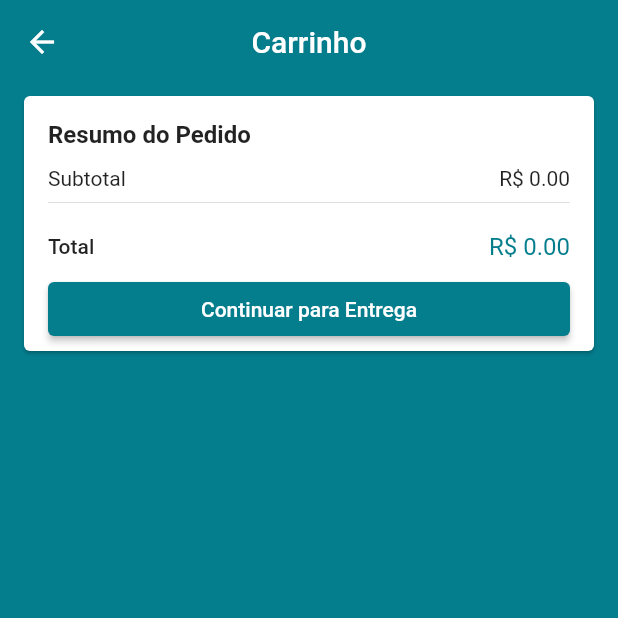
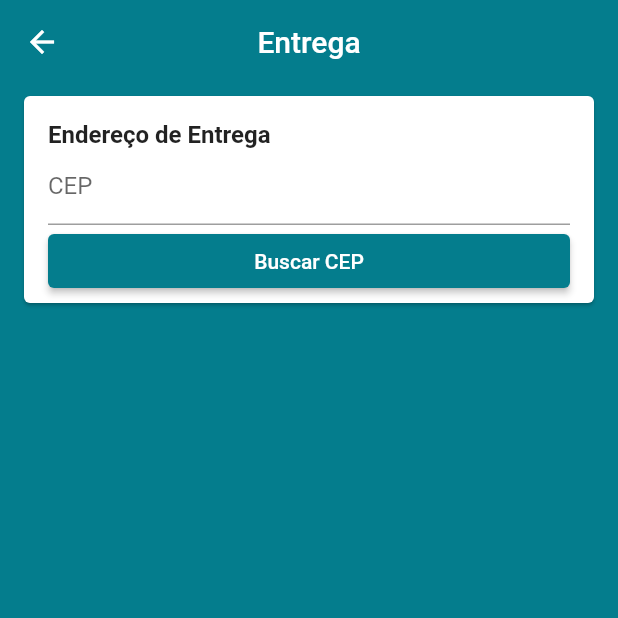
Before and after one commit to ed2aplicativos/game-store, a Flutter app: the CartScreen screen opened by its route, after a tap on "Continuar para Entrega", on a phone screen of 412 x 824 dp, the top half of it. Run offline on Flutter 3.47's test engine with Material 2 defaults, Android fonts, the phone set to English and light mode, and no system bars; our stand-ins replace carousel_pro, cloud_firestore, firebase_auth, firebase_storage, image_cropper, image_picker and 1 more; missing offline and left inert: alphabet_list_scroll_view; accounts and stored records are empty.

Commit message:
Criando Tela de Endereço

```diff
--- a/lib/main.dart
+++ b/lib/main.dart
@@ -5,6 +5,7 @@ import 'package:new_game_store/models/home_manager.dart';
 import 'package:new_game_store/models/product.dart';
 import 'package:new_game_store/models/product_manager.dart';
 import 'package:new_game_store/models/user_manager.dart';
+import 'package:new_game_store/screens/address/address_screen.dart';
 import 'package:new_game_store/screens/base/base_screen.dart';
 import 'package:new_game_store/screens/cart/cart_screen.dart';
 import 'package:new_game_store/screens/edit_product/edit_product_screen.dart';
@@ -81,6 +82,10 @@ class MyApp extends StatelessWidget {
               return MaterialPageRoute(
                   builder: (_) => CartScreen()
               );
+              case '/address':
+              return MaterialPageRoute(
+                  builder: (_) => AddressScreen()
+              );
             case '/edit_product':
               return MaterialPageRoute(
                   builder: (_) => EditProductScreen(
--- /dev/null
+++ b/lib/screens/address/address_screen.dart
@@ -0,0 +1,19 @@
+import 'package:flutter/material.dart';
+import 'package:new_game_store/screens/address/components/address_card.dart';
+
+class AddressScreen extends StatelessWidget {
+  @override
+  Widget build(BuildContext context) {
+    return Scaffold(
+      appBar: AppBar(
+        title: const Text('Entrega'),
+        centerTitle: true,
+      ),
+      body: ListView(
+        children: [
+          AddressCard(),
+        ],
+      ),
+    );
+  }
+}
--- /dev/null
+++ b/lib/screens/address/components/address_card.dart
@@ -0,0 +1,27 @@
+import 'package:flutter/material.dart';
+import 'package:new_game_store/screens/address/components/cep_input_field.dart';
+
+class AddressCard extends StatelessWidget {
+  @override
+  Widget build(BuildContext context) {
+    return Card(
+      margin: const EdgeInsets.symmetric(horizontal: 16, vertical: 8),
+      child: Padding(
+        padding: const EdgeInsets.fromLTRB(16, 16, 16, 4),
+        child: Column(
+          crossAxisAlignment: CrossAxisAlignment.start,
+          children: <Widget>[
+            Text(
+              'Endereço de Entrega',
+              style: TextStyle(
+                fontWeight: FontWeight.w600,
+                fontSize: 16,
+              ),
+            ),
+            CepInputField(),
+          ],
+        ),
+      ),
+    );
+  }
+}
--- /dev/null
+++ b/lib/screens/address/components/cep_input_field.dart
@@ -0,0 +1,36 @@
+import 'package:flutter/material.dart';
+import 'package:flutter/services.dart';
+
+class CepInputField extends StatelessWidget {
+  @override
+  Widget build(BuildContext context) {
+    final primaryColor = Theme.of(context).primaryColor;
+
+    return Column(
+      crossAxisAlignment: CrossAxisAlignment.stretch,
+      children: <Widget>[
+        TextFormField(
+          decoration: const InputDecoration(
+              isDense: true, labelText: 'CEP', hintText: '12.345-678'),
+          keyboardType: TextInputType.number,
+          inputFormatters: [
+            FilteringTextInputFormatter.digitsOnly,
+          ],
+        ),
+        ElevatedButton(
+          onPressed: () {},
+          child: Text(
+            'Buscar CEP',
+            style: TextStyle(
+              color: Colors.white,
+            ),
+          ),
+          style: ElevatedButton.styleFrom(
+            primary: primaryColor,
+            onSurface: primaryColor.withAlpha(100),
+          ),
+        )
+      ],
+    );
+  }
+}
--- a/lib/screens/cart/cart_screen.dart
+++ b/lib/screens/cart/cart_screen.dart
@@ -24,7 +24,7 @@ class CartScreen extends StatelessWidget {
               PriceCard(
                 buttonText: 'Continuar para Entrega',
                 onPressed: cartManager.isCartValid ? (){
-
+                  Navigator.of(context).pushNamed('/address');
                 } : null,
               ),
             ],
```
